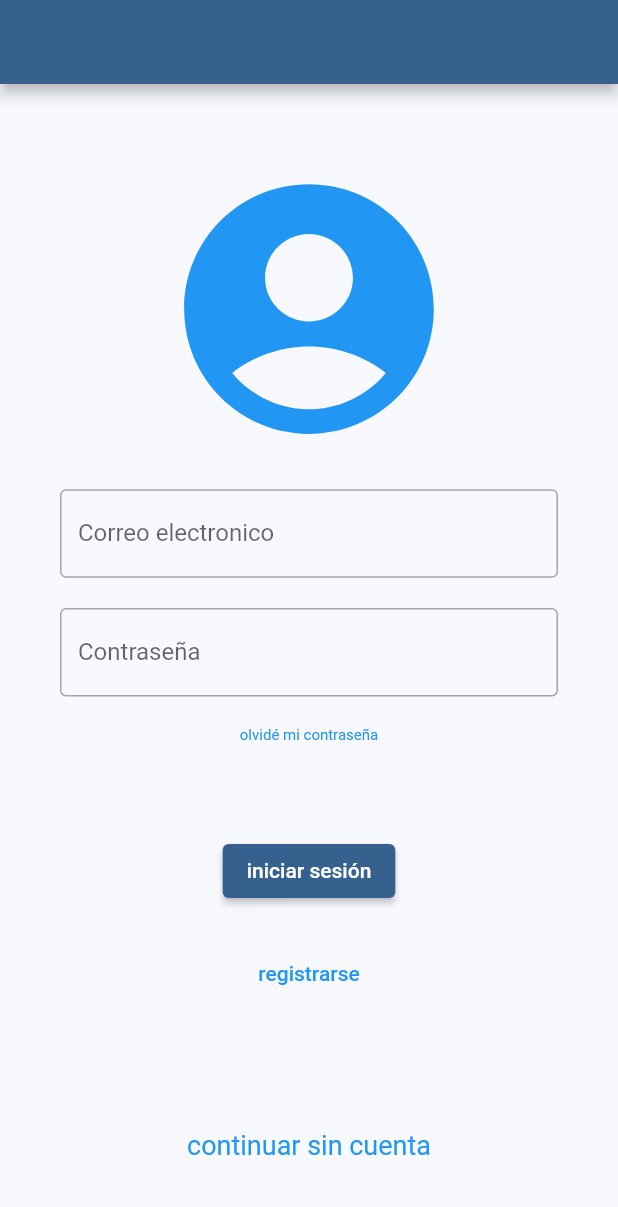
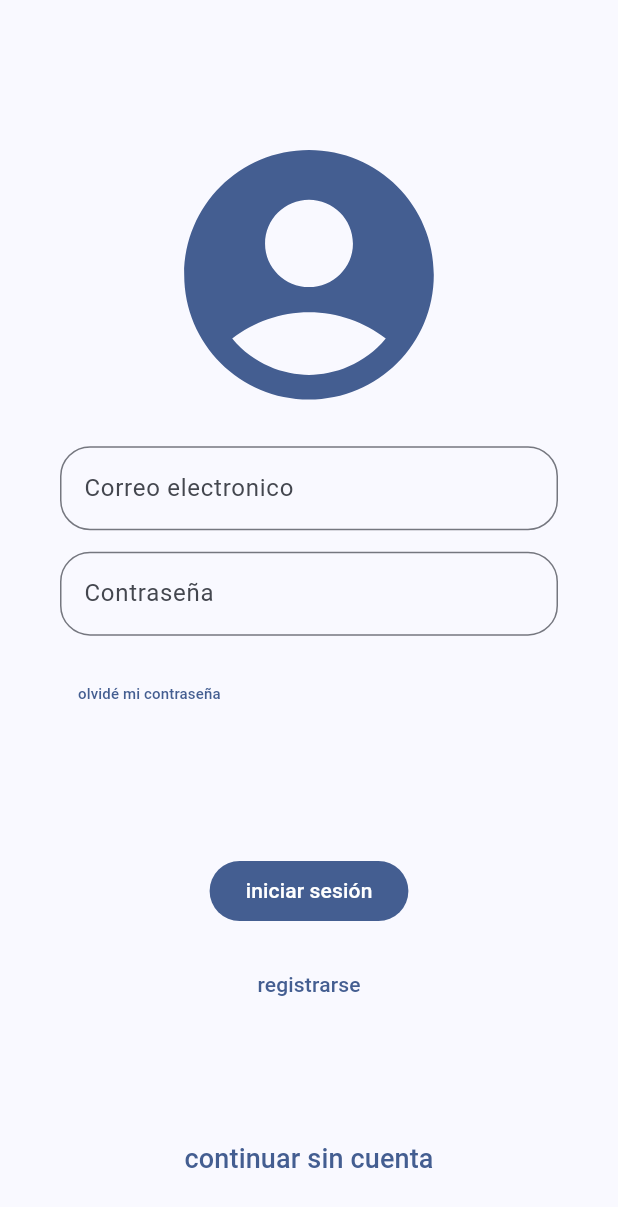
Before and after one commit to AlanPino/RutaBuses, a Flutter app: the screen it shows after launch, on a phone screen of 412 x 824 dp. Shown: the top 1207 px of the screen. Run offline on Flutter 3.47's test engine with Material 2 defaults, Android fonts, the phone set to English and light mode, and no system bars; our stand-ins replace cloud_firestore, firebase_auth, firebase_core; accounts and stored records are empty.

Commit message:
add login verification and main screen

```diff
--- a/lib/main.dart
+++ b/lib/main.dart
@@ -2,23 +2,33 @@ import 'package:firebase_core/firebase_core.dart';
 import 'package:flutter/material.dart';
 import 'package:ruta_buses/firebase_options.dart';
 import 'package:ruta_buses/view/screens/login_screen.dart';
+import 'package:ruta_buses/view/screens/main_screen.dart';
+import 'package:ruta_buses/view/screens/signup_screen.dart';
 
 Future<void> main() async {
   WidgetsFlutterBinding.ensureInitialized();
   await Firebase.initializeApp(
     options: DefaultFirebaseOptions.currentPlatform,
   );
-  runApp(const MainApp());
+  runApp(MainApp());
 }
 
 class MainApp extends StatelessWidget {
-  const MainApp({super.key});
+  MainApp({super.key});
+
+  final _routes = {
+    "/": (context) => const LoginScreen(),
+    "/signup": (context) => const SignupScreen(),
+    "/main": (context) => const MainScreen()
+  };
 
   @override
   Widget build(BuildContext context) {
-
     return MaterialApp(
-      theme: ThemeData(useMaterial3: false, colorSchemeSeed: Colors.blue),
-        debugShowCheckedModeBanner: false, home: LoginScreen());
+      theme: ThemeData(useMaterial3: true, colorSchemeSeed: Colors.blueAccent),
+      debugShowCheckedModeBanner: false,
+      initialRoute: "/",
+      routes: _routes,
+    );
   }
 }
--- a/lib/view/screens/login_screen.dart
+++ b/lib/view/screens/login_screen.dart
@@ -1,13 +1,21 @@
 import 'package:flutter/material.dart';
 import 'package:ruta_buses/services/auth_service.dart';
-import 'package:ruta_buses/view/screens/signup_screen.dart';
+import 'package:ruta_buses/view/wigdets/custom_button.dart';
 import 'package:ruta_buses/view/wigdets/custom_textfield.dart';
 
-class LoginScreen extends StatelessWidget {
-  LoginScreen({Key? key}) : super(key: key);
+class LoginScreen extends StatefulWidget {
+  const LoginScreen({super.key});
 
+  @override
+  State<LoginScreen> createState() => _LoginScreenState();
+}
+
+class _LoginScreenState extends State<LoginScreen> {
   final TextEditingController email = TextEditingController();
+
   final TextEditingController password = TextEditingController();
+
+  String _error = "";
 
   @override
   Widget build(BuildContext context) {
@@ -15,53 +23,67 @@ class LoginScreen extends StatelessWidget {
       appBar: AppBar(),
       body: Center(
         child: Padding(
-          padding: const EdgeInsets.all(40.0),
+          padding: const EdgeInsets.symmetric(vertical: 20, horizontal: 40),
           child: Column(
             mainAxisAlignment: MainAxisAlignment.spaceAround,
             children: [
-              const Icon(
+              Icon(
                 Icons.account_circle,
                 size: 200,
-                color: Colors.blue,
+                color: Theme.of(context).primaryColor,
               ),
               CustomTextfield("Correo electronico", email),
-              CustomTextfield("Contraseña", password),
-              const Text(
-                "olvidé mi contraseña",
-                textAlign: TextAlign.left,
-                style: TextStyle(color: Colors.blue, fontSize: 10),
+              CustomPasswordTextField("Contraseña", password),
+              Row(
+                children: [
+                  TextButton(
+                      onPressed: () {},
+                      child: const Text(
+                        "olvidé mi contraseña",
+                        style: TextStyle(fontSize: 10),
+                      )),
+                  const Spacer()
+                ],
               ),
               const SizedBox(
                 height: 20,
               ),
-              ElevatedButton(
-                  onPressed: () {
-                    AuthService().loginUser(email.text, password.text);
-                  },
-                  child: const Text("iniciar sesión")),
+              Text(_error, style: const TextStyle(color: Colors.red)),
+              CustomButton(function: login, text: "iniciar sesión"),
               TextButton(
                 onPressed: () {
-                  MaterialPageRoute route =
-                      MaterialPageRoute(builder: (context) => SignupScreen());
-
-                  Navigator.push(context, route);
+                  Navigator.pushNamed(context, "/signup");
                 },
-                child: const Text("registrarse",
-                    textAlign: TextAlign.left,
-                    style: TextStyle(color: Colors.blue)),
+                child: const Text(
+                  "registrarse",
+                  textAlign: TextAlign.left,
+                ),
               ),
               const SizedBox(
                 height: 40,
               ),
-              const Text(
-                "continuar sin cuenta",
-                textAlign: TextAlign.left,
-                style: TextStyle(color: Colors.blue, fontSize: 18),
-              )
+              TextButton(
+                  onPressed: () {
+                    Navigator.pushReplacementNamed(context, "/main");
+                  },
+                  child: const Text("continuar sin cuenta",
+                      style: TextStyle(fontSize: 18)))
             ],
           ),
         ),
       ),
     );
   }
+
+  login() async{
+    AuthService().loginUser(email.text, password.text).then((map) {
+      if (map["success"]) {
+        Navigator.pushReplacementNamed(context, "/main");
+      } else {
+        setState(() {
+          _error = "Invalid credentials";
+        });
+      }
+    });
+  }
 }
--- /dev/null
+++ b/lib/view/wigdets/custom_button.dart
@@ -0,0 +1,13 @@
+import 'package:flutter/material.dart';
+
+class CustomButton extends StatelessWidget {
+  final Function function;
+  final String text;
+
+  const CustomButton({super.key, required this.function, required this.text});
+
+  @override
+  Widget build(BuildContext context) {
+    return FilledButton(onPressed: () => function() , child: Text(text));
+  }
+}
--- a/lib/view/wigdets/custom_textfield.dart
+++ b/lib/view/wigdets/custom_textfield.dart
@@ -1,20 +1,34 @@
 import 'package:flutter/material.dart';
 
-// ignore: must_be_immutable
+
 class CustomTextfield extends StatelessWidget {
-
   final TextEditingController controller;
   final String labelText;
 
-  const CustomTextfield(this.labelText, this.controller, {super.key });
+  const CustomTextfield(this.labelText, this.controller, {super.key});
 
   @override
-  Widget build(BuildContext context){
+  Widget build(BuildContext context) {
     return TextField(
-                    decoration: InputDecoration(
-                      border: const OutlineInputBorder(),
-                      labelText: labelText),
-                    controller: controller,
-              );
+      decoration: InputDecoration(
+          border: OutlineInputBorder(borderRadius: BorderRadius.circular(20)),
+          hintText: labelText),
+      controller: controller,
+    );
   }
 }
+
+class CustomPasswordTextField extends CustomTextfield {
+  const CustomPasswordTextField(super.labelText, super.controller, {super.key});
+
+  @override
+  Widget build(BuildContext context) {
+    return TextField(
+      decoration: InputDecoration(
+          border: OutlineInputBorder(borderRadius: BorderRadius.circular(20)),
+          hintText: labelText),
+      obscureText: true,
+      controller: controller,
+    );
+  }
+}
```
Also changed, not shown: lib/services/auth_service.dart (+9 -6 lines), lib/view/screens/buses_screen.dart (added, +22 -0 lines), lib/view/screens/main_screen.dart (added, +48 -0 lines), lib/view/screens/map_screen.dart (added, +25 -0 lines), lib/view/screens/signup_screen.dart (+25 -17 lines).
